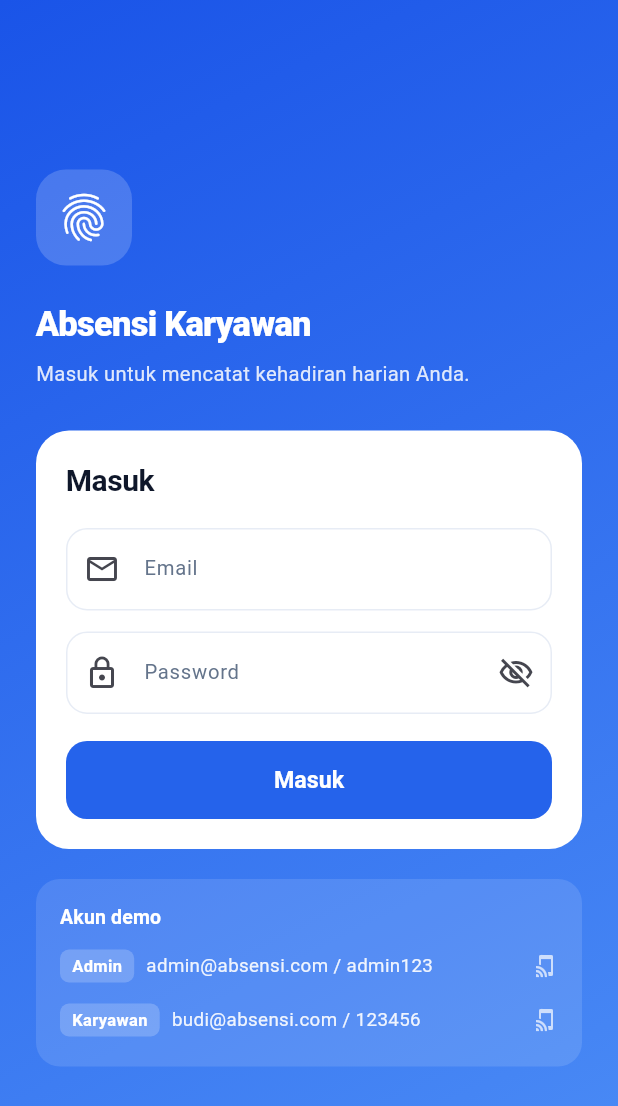
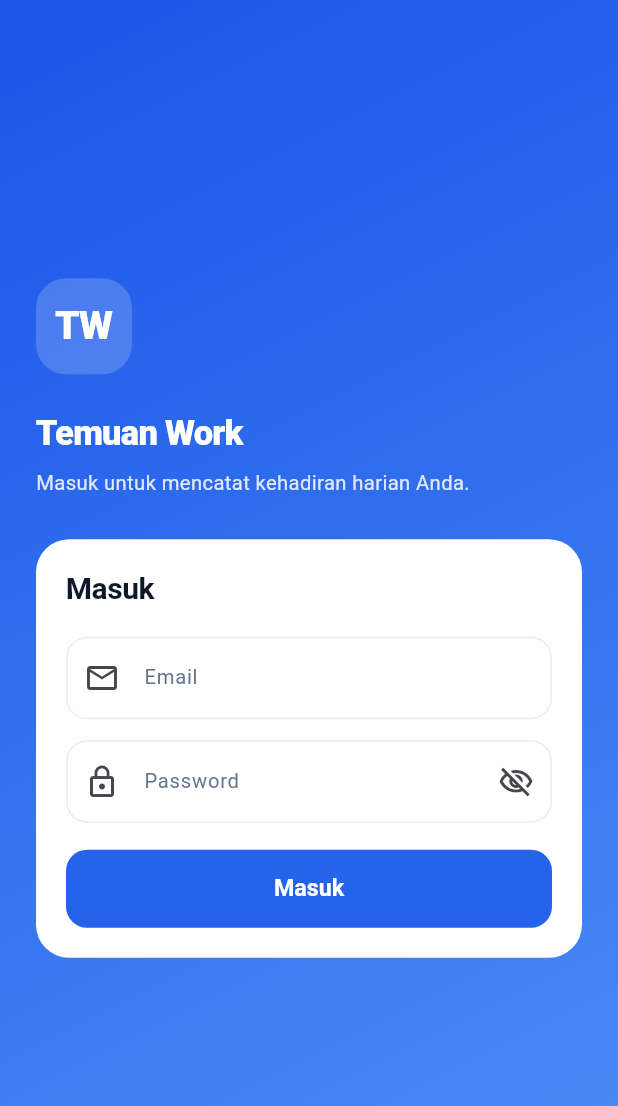
Before and after one commit to sawal123/absensi_app, a Flutter app: the screen it shows after launch, on a phone screen of 412 x 824 dp. Shown: the top 1106 px of the screen. Run offline on Flutter 3.47's test engine with Material 3 defaults, Android fonts, the phone set to English and light mode, and no system bars; our stand-ins replace camera, geolocator, image_picker, shared_preferences, sqflite, sqflite_common and 1 more; missing offline and left inert: file_saver, google_mlkit_face_detection; accounts and stored records are empty.

Commit message:
chore: hapus akun demo dari layar login
- Hapus panel dan pengisian otomatis akun demo
- Perbarui dokumentasi akun backend dan checklist Play Store

Co-authored-by: CommandCodeBot <noreply@commandcode.ai>

```diff
--- a/lib/screens/login_screen.dart
+++ b/lib/screens/login_screen.dart
@@ -31,11 +31,6 @@ class _LoginScreenState extends State<LoginScreen> {
     await auth.login(_emailController.text.trim(), _passwordController.text);
   }
 
-  void _fillDemo(String email, String password) {
-    _emailController.text = email;
-    _passwordController.text = password;
-  }
-
   @override
   Widget build(BuildContext context) {
     final theme = Theme.of(context);
@@ -62,16 +57,21 @@ class _LoginScreenState extends State<LoginScreen> {
                           color: scheme.onPrimary.withValues(alpha: 0.18),
                           borderRadius: BorderRadius.circular(20),
                         ),
-                        child: Icon(
-                          Icons.fingerprint,
-                          size: 38,
-                          color: scheme.onPrimary,
+                        alignment: Alignment.center,
+                        child: Text(
+                          'TW',
+                          style: TextStyle(
+                            fontSize: 26,
+                            fontWeight: FontWeight.w900,
+                            color: scheme.onPrimary,
+                            letterSpacing: -0.5,
+                          ),
                         ),
                       ),
                     ),
                     const SizedBox(height: 24),
                     Text(
-                      'Absensi Karyawan',
+                      'Temuan Work',
                       style: theme.textTheme.headlineSmall?.copyWith(
                         color: scheme.onPrimary,
                         fontWeight: FontWeight.w800,
@@ -186,8 +186,6 @@ class _LoginScreenState extends State<LoginScreen> {
                         ),
                       ),
                     ),
-                    const SizedBox(height: 20),
-                    _DemoCredentials(onSelect: _fillDemo),
                   ],
                 ),
               ),
@@ -198,103 +196,3 @@ class _LoginScreenState extends State<LoginScreen> {
     );
   }
 }
-
-class _DemoCredentials extends StatelessWidget {
-  const _DemoCredentials({required this.onSelect});
-
-  final void Function(String email, String password) onSelect;
-
-  @override
-  Widget build(BuildContext context) {
-    final scheme = Theme.of(context).colorScheme;
-    return Container(
-      padding: const EdgeInsets.all(16),
-      decoration: BoxDecoration(
-        color: scheme.onPrimary.withValues(alpha: 0.12),
-        borderRadius: BorderRadius.circular(16),
-      ),
-      child: Column(
-        crossAxisAlignment: CrossAxisAlignment.start,
-        children: [
-          Text(
-            'Akun demo',
-            style: Theme.of(context).textTheme.labelLarge?.copyWith(
-              color: scheme.onPrimary,
-              fontWeight: FontWeight.w700,
-            ),
-          ),
-          const SizedBox(height: 8),
-          _DemoRow(
-            label: 'Admin',
-            detail: 'admin@absensi.com / admin123',
-            onTap: () => onSelect('admin@absensi.com', 'admin123'),
-          ),
-          const SizedBox(height: 6),
-          _DemoRow(
-            label: 'Karyawan',
-            detail: 'budi@absensi.com / 123456',
-            onTap: () => onSelect('budi@absensi.com', '123456'),
-          ),
-        ],
-      ),
-    );
-  }
-}
-
-class _DemoRow extends StatelessWidget {
-  const _DemoRow({
-    required this.label,
-    required this.detail,
-    required this.onTap,
-  });
-
-  final String label;
-  final String detail;
-  final VoidCallback onTap;
-
-  @override
-  Widget build(BuildContext context) {
-    final scheme = Theme.of(context).colorScheme;
-    return InkWell(
-      onTap: onTap,
-      borderRadius: BorderRadius.circular(10),
-      child: Padding(
-        padding: const EdgeInsets.symmetric(vertical: 4),
-        child: Row(
-          children: [
-            Container(
-              padding: const EdgeInsets.symmetric(horizontal: 8, vertical: 3),
-              decoration: BoxDecoration(
-                color: scheme.onPrimary.withValues(alpha: 0.2),
-                borderRadius: BorderRadius.circular(6),
-              ),
-              child: Text(
-                label,
-                style: TextStyle(
-                  color: scheme.onPrimary,
-                  fontSize: 11,
-                  fontWeight: FontWeight.w600,
-                ),
-              ),
-            ),
-            const SizedBox(width: 8),
-            Expanded(
-              child: Text(
-                detail,
-                style: TextStyle(
-                  color: scheme.onPrimary.withValues(alpha: 0.9),
-                  fontSize: 12.5,
-                ),
-              ),
-            ),
-            Icon(
-              Icons.tap_and_play,
-              size: 16,
-              color: scheme.onPrimary.withValues(alpha: 0.7),
-            ),
-          ],
-        ),
-      ),
-    );
-  }
-}
```
Also changed, not shown: 2 other files.
